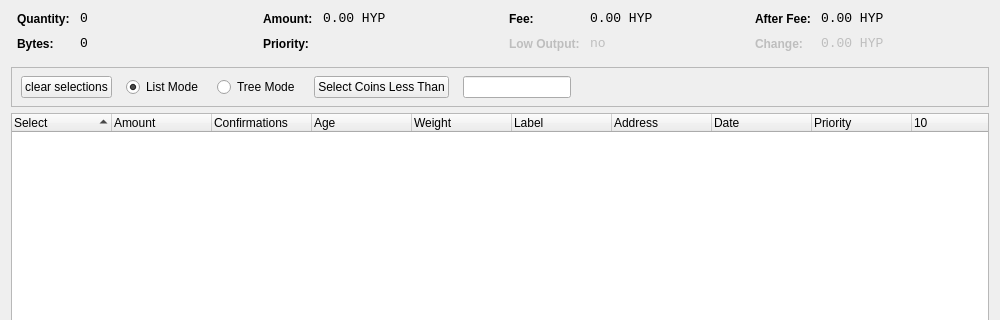
davidlatapie/HyperStake, file src/qt/forms/coincontroldialog.ui: the form before one commit; both pictures show x 0 to 1000 and y 0 to 320 of the 1000 by 500 pixel window.
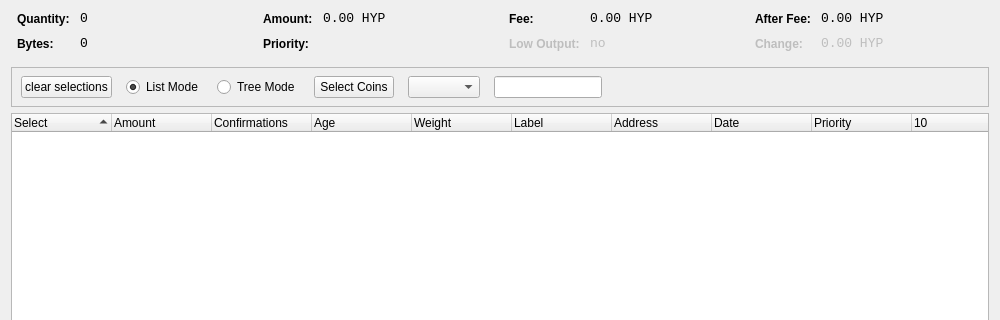
The form after the commit. Custom widgets are drawn as their Qt base class.

Commit message: Add Coin Control Filter Combo Box

```diff
--- a/src/qt/forms/coincontroldialog.ui
+++ b/src/qt/forms/coincontroldialog.ui
@@ -382,7 +382,7 @@
         <height>41</height>
        </rect>
       </property>
-      <layout class="QHBoxLayout" name="horizontalLayoutPanel" stretch="0,0,0,0,0,0">
+      <layout class="QHBoxLayout" name="horizontalLayoutPanel" stretch="0,0,0,0,0,0,0">
        <property name="spacing">
         <number>14</number>
        </property>
@@ -431,10 +431,13 @@
        <item>
         <widget class="QPushButton" name="pushButtonCustomCC">
          <property name="text">
-          <string>Select Coins Less Than</string>
+          <string>Select Coins</string>
          </property>
         </widget>
        </item>
+       <item>
+        <widget class="QComboBox" name="QComboBoxFilterCoins"/>
+       </item>
        <item>
         <widget class="QLineEdit" name="lineEditCustomCC">
          <property name="enabled">
```
The commit also changes 3 other files.
